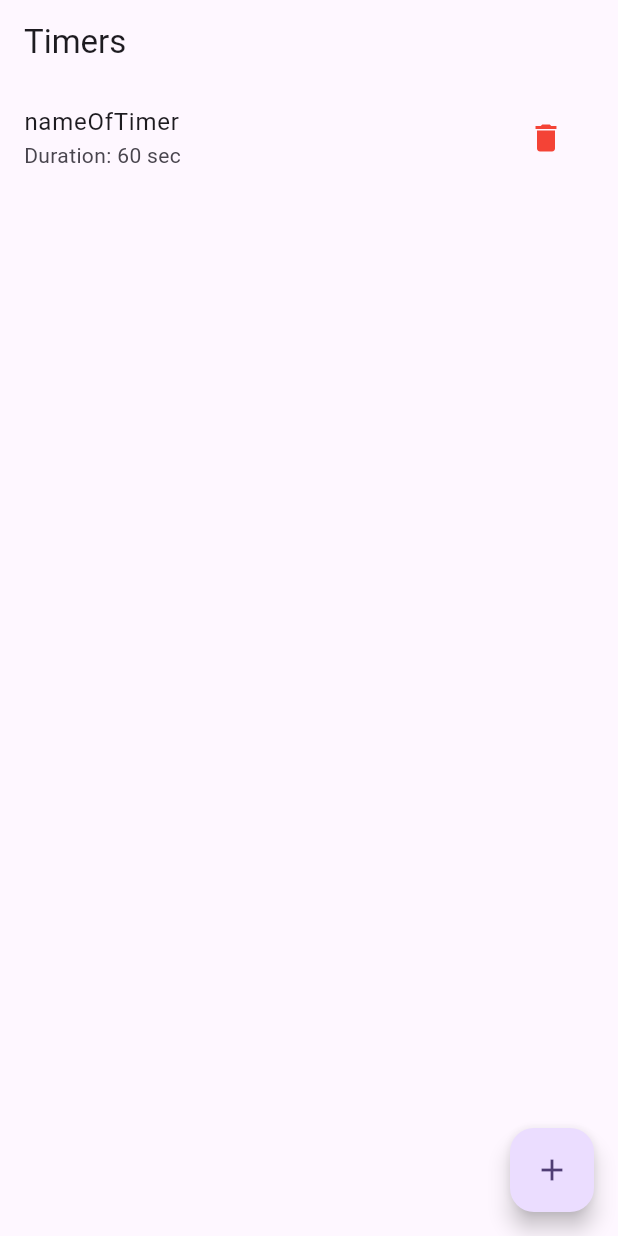
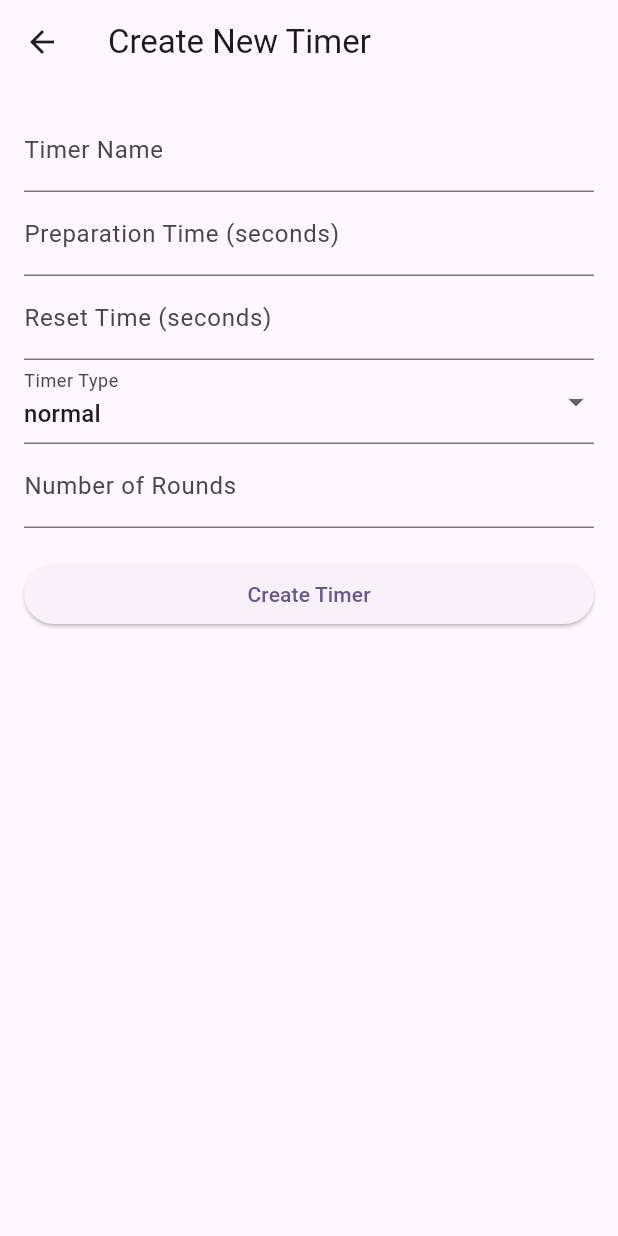
Before and after one commit to majdideveloper/box_round_timer, a Flutter app: the screen it shows after launch, after a tap on the "add" icon, on a phone screen of 412 x 824 dp. Run offline on Flutter 3.47's test engine with Material 3 defaults, Android fonts, the phone set to English and light mode, and no system bars; our stand-ins replace bloc, dartz, flutter_bloc, freezed_annotation, get_it, shared_preferences.

Commit message:
UI add and update timer

```diff
--- a/lib/features/timer/data/datasources/local_data_source/timer_local_data_source.dart
+++ b/lib/features/timer/data/datasources/local_data_source/timer_local_data_source.dart
@@ -39,7 +39,6 @@ class TimerLocalDataSourceImpl implements TimerLocalDataSource {
     if (jsonString != null) {
       try {
         final List<dynamic> jsonList = jsonDecode(jsonString);
-        log("Decoded JSON list: $jsonList");
 
         // Check if the list is valid before mapping
         if (jsonList is List &&
--- /dev/null
+++ b/lib/features/timer/presentation/pages/add_or_update_timer_page.dart
@@ -0,0 +1,167 @@
+// ignore_for_file: public_member_api_docs, sort_constructors_first
+import 'package:flutter/material.dart';
+import 'package:flutter_bloc/flutter_bloc.dart';
+import 'package:uuid/uuid.dart';
+
+import 'package:box_round_timer/features/timer/domain/entities/timer_entity.dart';
+import 'package:box_round_timer/features/timer/presentation/cubit/timer_cubit.dart';
+
+class AddOrUpdateTimerPage extends StatefulWidget {
+  final TimerEntity? timerEntity;
+  const AddOrUpdateTimerPage({
+    Key? key,
+    this.timerEntity,
+  }) : super(key: key);
+
+  @override
+  State<AddOrUpdateTimerPage> createState() => _AddOrUpdateTimerPageState();
+}
+
+class _AddOrUpdateTimerPageState extends State<AddOrUpdateTimerPage> {
+  final _formKey = GlobalKey<FormState>();
+  final _nameController = TextEditingController();
+  final _preparationTimeController = TextEditingController();
+  final _resetTimeController = TextEditingController();
+  final _numberOfRoundsController = TextEditingController();
+  TypeTimer _selectedType = TypeTimer.normal;
+
+  @override
+  void dispose() {
+    _nameController.dispose();
+    _preparationTimeController.dispose();
+    _resetTimeController.dispose();
+    _numberOfRoundsController.dispose();
+    super.dispose();
+  }
+
+  @override
+  void initState() {
+    // TODO: implement initState
+    if (widget.timerEntity != null) {
+      _nameController.text = widget.timerEntity!.nameOfTimer;
+      _preparationTimeController.text =
+          widget.timerEntity!.preparationTime.toString();
+      _resetTimeController.text = widget.timerEntity!.resetTime.toString();
+      _numberOfRoundsController.text =
+          widget.timerEntity!.numberOfRounds.toString();
+    }
+    super.initState();
+  }
+
+  void _submitForm() {
+    if (_formKey.currentState!.validate()) {
+      // Create a new TimerEntity
+      final newTimer = TimerEntity(
+        nameOfTimer: _nameController.text,
+        idTimer: const Uuid().v1(), // Generate a unique ID
+        preparationTime: int.parse(_preparationTimeController.text),
+        resetTime: int.parse(_resetTimeController.text),
+        type: _selectedType,
+        numberOfRounds: int.parse(_numberOfRoundsController.text),
+      );
+      if (widget.timerEntity != null) {
+        context
+            .read<TimerCubit>()
+            .editTimer(widget.timerEntity!.idTimer, newTimer);
+      } else {
+        // Call the Cubit to create the timer
+        context.read<TimerCubit>().createTimer(newTimer);
+      }
+
+      // Navigate back to the previous screen
+      Navigator.pop(context);
+    }
+  }
+
+  @override
+  Widget build(BuildContext context) {
+    return Scaffold(
+      appBar: AppBar(
+        title: Text('Create New Timer'),
+      ),
+      body: Padding(
+        padding: const EdgeInsets.all(16.0),
+        child: Form(
+          key: _formKey,
+          child: ListView(
+            children: [
+              TextFormField(
+                controller: _nameController,
+                decoration: InputDecoration(labelText: 'Timer Name'),
+                validator: (value) {
+                  if (value == null || value.isEmpty) {
+                    return 'Please enter a name for the timer';
+                  }
+                  return null;
+                },
+              ),
+              TextFormField(
+                controller: _preparationTimeController,
+                decoration:
+                    InputDecoration(labelText: 'Preparation Time (seconds)'),
+                keyboardType: TextInputType.number,
+                validator: (value) {
+                  if (value == null || value.isEmpty) {
+                    return 'Please enter the preparation time';
+                  }
+                  if (int.tryParse(value) == null) {
+                    return 'Please enter a valid number';
+                  }
+                  return null;
+                },
+              ),
+              TextFormField(
+                controller: _resetTimeController,
+                decoration: InputDecoration(labelText: 'Reset Time (seconds)'),
+                keyboardType: TextInputType.number,
+                validator: (value) {
+                  if (value == null || value.isEmpty) {
+                    return 'Please enter the reset time';
+                  }
+                  if (int.tryParse(value) == null) {
+                    return 'Please enter a valid number';
+                  }
+                  return null;
+                },
+              ),
+              DropdownButtonFormField<TypeTimer>(
+                value: _selectedType,
+                decoration: InputDecoration(labelText: 'Timer Type'),
+                items: TypeTimer.values.map((type) {
+                  return DropdownMenuItem(
+                    value: type,
+                    child: Text(type.toString().split('.').last),
+                  );
+                }).toList(),
+                onChanged: (value) {
+                  setState(() {
+                    _selectedType = value!;
+                  });
+                },
+              ),
+              TextFormField(
+                controller: _numberOfRoundsController,
+                decoration: InputDecoration(labelText: 'Number of Rounds'),
+                keyboardType: TextInputType.number,
+                validator: (value) {
+                  if (value == null || value.isEmpty) {
+                    return 'Please enter the number of rounds';
+                  }
+                  if (int.tryParse(value) == null) {
+                    return 'Please enter a valid number';
+                  }
+                  return null;
+                },
+              ),
+              SizedBox(height: 20),
+              ElevatedButton(
+                onPressed: _submitForm,
+                child: Text('Create Timer'),
+              ),
+            ],
+          ),
+        ),
+      ),
+    );
+  }
+}
--- a/lib/features/timer/presentation/pages/timer_page.dart
+++ b/lib/features/timer/presentation/pages/timer_page.dart
@@ -1,5 +1,6 @@
 import 'package:box_round_timer/features/timer/domain/entities/timer_entity.dart';
 import 'package:box_round_timer/features/timer/presentation/cubit/timer_cubit.dart';
+import 'package:box_round_timer/features/timer/presentation/pages/add_or_update_timer_page.dart';
 import 'package:flutter/material.dart';
 import 'package:flutter_bloc/flutter_bloc.dart';
 import 'package:uuid/uuid.dart';
@@ -21,6 +22,13 @@ class TimerPage extends StatelessWidget {
               itemBuilder: (context, index) {
                 final timer = timers[index];
                 return ListTile(
+                  onTap: () => Navigator.push(
+                    context,
+                    MaterialPageRoute(
+                        builder: (context) => AddOrUpdateTimerPage(
+                              timerEntity: timer,
+                            )),
+                  ),
                   title: Text(timer.nameOfTimer),
                   subtitle: Text('Duration: ${timer.preparationTime} sec'),
                   trailing: IconButton(
@@ -35,16 +43,21 @@ class TimerPage extends StatelessWidget {
           );
         },
       ),
-      floatingActionButton: FloatingActionButton(
+      floatingActionButtonLocation: FloatingActionButtonLocation.centerFloat,
+      floatingActionButton: FloatingActionButton.large(
         onPressed: () async {
-          final newTimer = TimerEntity(
-              nameOfTimer: "nameOfTimer",
-              idTimer: const Uuid().v1(),
-              preparationTime: 60,
-              resetTime: 60,
-              type: TypeTimer.normal,
-              numberOfRounds: 3);
-          context.read<TimerCubit>().createTimer(newTimer);
+          Navigator.push(
+            context,
+            MaterialPageRoute(builder: (context) => AddOrUpdateTimerPage()),
+          );
+          // final newTimer = TimerEntity(
+          //     nameOfTimer: "nameOfTimer",
+          //     idTimer: const Uuid().v1(),
+          //     preparationTime: 60,
+          //     resetTime: 60,
+          //     type: TypeTimer.normal,
+          //     numberOfRounds: 3);
+          // context.read<TimerCubit>().createTimer(newTimer);
         },
         child: const Icon(Icons.add),
       ),
--- a/lib/main.dart
+++ b/lib/main.dart
@@ -19,27 +19,13 @@
     return MultiBlocProvider(
       providers: [
         BlocProvider(
-          create: (context) => di.sl<TimerCubit>(),
+          create: (context) => di.sl<TimerCubit>()..fetchTimers(),
         ),
       ],
       child: MaterialApp(
         title: 'Flutter Demo',
+        debugShowCheckedModeBanner: false,
         theme: ThemeData(
-          // This is the theme of your application.
-          //
-          // TRY THIS: Try running your application with "flutter run". You'll see
-          // the application has a purple toolbar. Then, without quitting the app,
-          // try changing the seedColor in the colorScheme below to Colors.green
-          // and then invoke "hot reload" (save your changes or press the "hot
-          // reload" button in a Flutter-supported IDE, or press "r" if you used
-          // the command line to start the app).
-          //
-          // Notice that the counter didn't reset back to zero; the application
-          // state is not lost during the reload. To reset the state, use hot
-          // restart instead.
-          //
-          // This works for code too, not just values: Most code changes can be
-          // tested with just a hot reload.
           colorScheme: ColorScheme.fromSeed(seedColor: Colors.deepPurple),
           useMaterial3: true,
         ),
```
